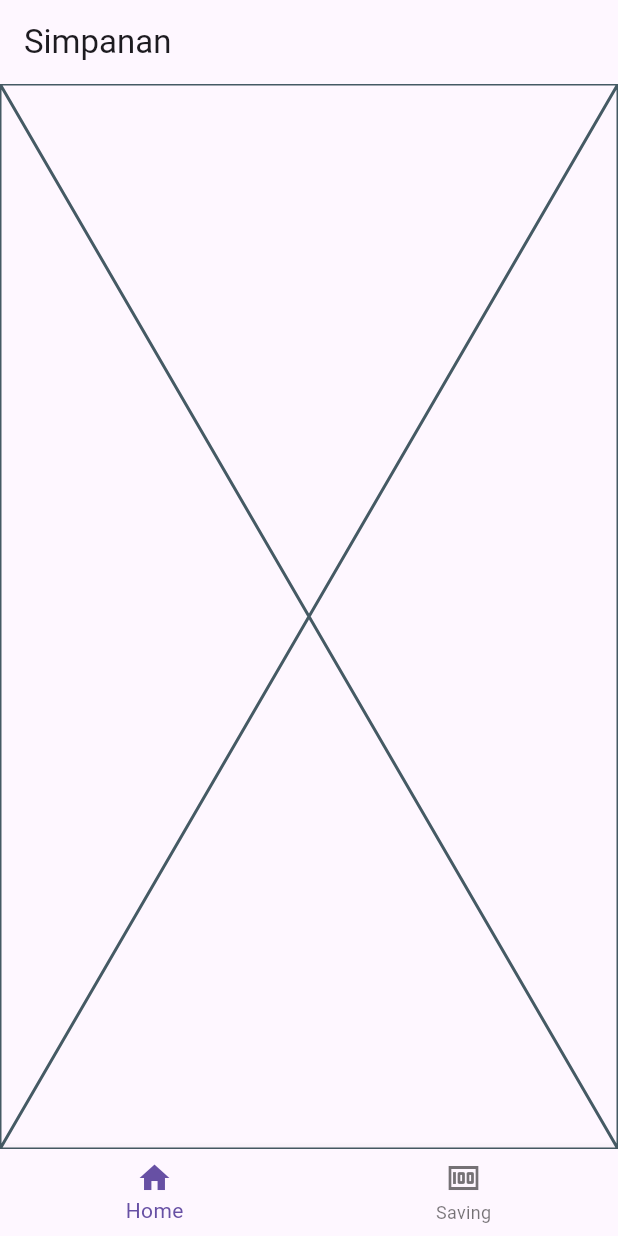
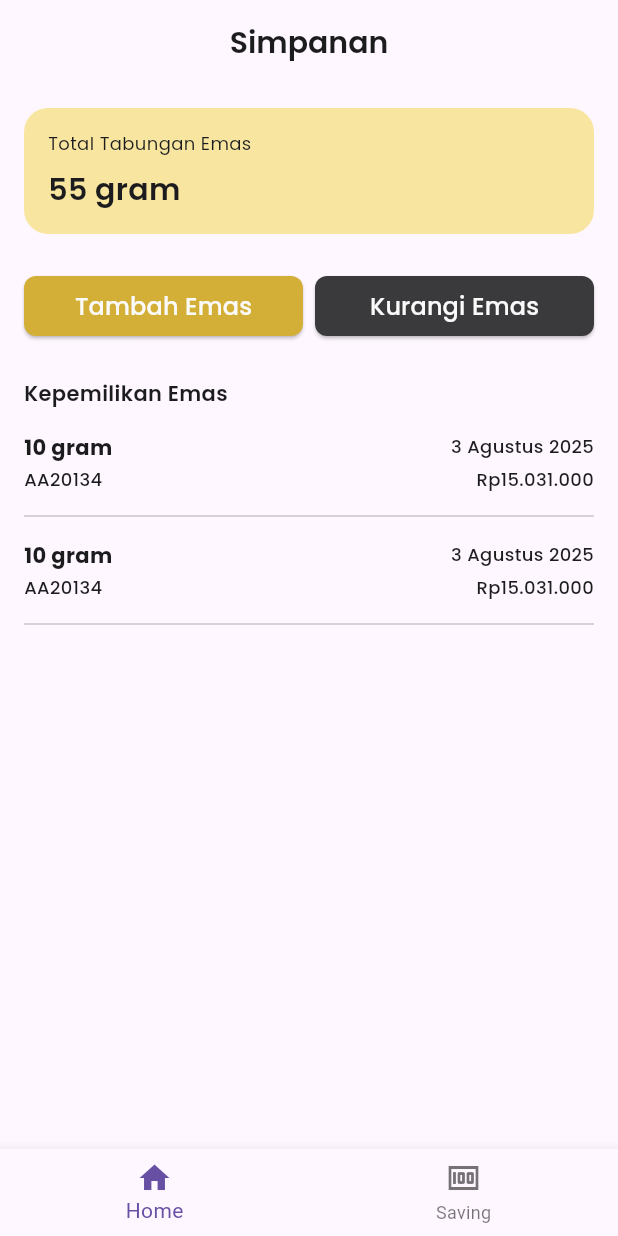
Before and after one commit to yudha-haris/KelolaEmas, a Flutter app: the screen it shows after launch, swiped to page 2, on a phone screen of 412 x 824 dp. Run offline on Flutter 3.47's test engine with Material 3 defaults, Android fonts, the phone set to English and light mode, and no system bars; our stand-ins replace get, google_fonts.

Commit message:
feat(savings): init ui saving page

```diff
--- /dev/null
+++ b/lib/common/ui/components/atoms/primary_card.dart
@@ -0,0 +1,21 @@
+import 'package:flutter/material.dart';
+import 'package:kelola_emas/common/ui/colors/app_colors.dart';
+import 'package:kelola_emas/common/ui/sizing/app_size.dart';
+
+class PrimaryCard extends StatelessWidget {
+  const PrimaryCard({super.key, required this.child});
+
+  final Widget child;
+
+  @override
+  Widget build(BuildContext context) {
+    return Container(
+      padding: EdgeInsets.all(AppSize.s16),
+      decoration: BoxDecoration(
+        color: AppColors.goldPrimaryLight,
+        borderRadius: BorderRadius.circular(AppSize.s16),
+      ),
+      child: child,
+    );
+  }
+}
--- a/lib/common/ui/components/components.dart
+++ b/lib/common/ui/components/components.dart
@@ -1,3 +1,4 @@
 export 'package:kelola_emas/common/ui/components/atoms/spacing_widget.dart';
 export 'package:kelola_emas/common/ui/components/atoms/app_chip.dart';
 export 'package:kelola_emas/common/ui/components/atoms/app_button.dart';
+export 'package:kelola_emas/common/ui/components/atoms/primary_card.dart';
--- a/lib/features/main/presentation/home/screens/home_page.dart
+++ b/lib/features/main/presentation/home/screens/home_page.dart
@@ -22,7 +22,7 @@ class HomePage extends StatelessWidget {
       ),
       children: [
         Text('Halo, Yudha!', style: PrimaryTextStyle.heading20SemiBold()),
-        32.h,
+        24.h,
         SummaryCardWidget(),
         24.h,
         Row(
@@ -32,7 +32,7 @@ class HomePage extends StatelessWidget {
             ),
             8.w,
             Expanded(
-              child: AppButton.secondary(label: 'Hapus Emas', onTap: () {}),
+              child: AppButton.secondary(label: 'Kurangi Emas', onTap: () {}),
             ),
           ],
         ),
--- a/lib/features/main/presentation/home/widgets/summary_card_widget.dart
+++ b/lib/features/main/presentation/home/widgets/summary_card_widget.dart
@@ -1,28 +1,18 @@
 import 'package:flutter/material.dart';
 import 'package:kelola_emas/common/ui/colors/app_colors.dart';
 import 'package:kelola_emas/common/ui/components/components.dart';
-import 'package:kelola_emas/common/ui/sizing/app_size.dart';
 import 'package:kelola_emas/common/ui/typography/primary_text_style.dart';
-
 
 class SummaryCardWidget extends StatelessWidget {
   const SummaryCardWidget({super.key});
 
   @override
   Widget build(BuildContext context) {
-    return Container(
-      padding: EdgeInsets.all(AppSize.s16),
-      decoration: BoxDecoration(
-        color: AppColors.goldPrimaryLight,
-        borderRadius: BorderRadius.circular(AppSize.s16),
-      ),
+    return PrimaryCard(
       child: Column(
         crossAxisAlignment: CrossAxisAlignment.start,
         children: [
-          Text(
-            'Rp38.050.000',
-            style: PrimaryTextStyle.heading20SemiBold(),
-          ),
+          Text('Rp38.050.000', style: PrimaryTextStyle.heading20SemiBold()),
           16.h,
           Text(
             'Kenaikan nilai',
@@ -33,10 +23,7 @@ class SummaryCardWidget extends StatelessWidget {
           8.h,
           Row(
             children: [
-              Text(
-                'Rp8.050.000',
-                style: PrimaryTextStyle.body14SemiBold(),
-              ),
+              Text('Rp8.050.000', style: PrimaryTextStyle.body14SemiBold()),
               6.w,
               AppChip.primary(label: '+27%'),
             ],
--- a/lib/features/main/presentation/main/pages/main_page.dart
+++ b/lib/features/main/presentation/main/pages/main_page.dart
@@ -12,10 +12,12 @@ class MainPage extends GetView<MainController> {
   @override
   Widget build(BuildContext context) {
     return Scaffold(
-      body: PageView(
-        allowImplicitScrolling: false,
-        controller: controller.pageController,
-        children: [HomePage(), SavingPage()],
+      body: SafeArea(
+        child: PageView(
+          allowImplicitScrolling: false,
+          controller: controller.pageController,
+          children: [HomePage(), SavingPage()],
+        ),
       ),
       bottomNavigationBar: Obx(() {
         return BottomNavigationBar(
--- a/lib/features/main/presentation/savings/screens/saving_page.dart
+++ b/lib/features/main/presentation/savings/screens/saving_page.dart
@@ -1,4 +1,8 @@
 import 'package:flutter/material.dart';
+import 'package:kelola_emas/common/ui/components/atoms/primary_card.dart';
+import 'package:kelola_emas/common/ui/components/components.dart';
+import 'package:kelola_emas/common/ui/sizing/app_size.dart';
+import 'package:kelola_emas/common/ui/typography/primary_text_style.dart';
 
 class SavingPage extends StatelessWidget {
   const SavingPage({super.key});
@@ -8,8 +12,76 @@ class SavingPage extends StatelessWidget {
   @override
   Widget build(BuildContext context) {
     return Scaffold(
-      appBar: AppBar(title: Text('Simpanan')),
-      body: Placeholder(),
+      appBar: AppBar(
+        title: Text('Simpanan', style: PrimaryTextStyle.heading20SemiBold()),
+        centerTitle: true,
+      ),
+      body: ListView(
+        padding: EdgeInsets.all(AppSize.s16),
+        children: [
+          PrimaryCard(
+            child: Column(
+              crossAxisAlignment: CrossAxisAlignment.start,
+              children: [
+                Text(
+                  'Total Tabungan Emas',
+                  style: PrimaryTextStyle.caption12Regular(),
+                ),
+                8.h,
+                Text('55 gram', style: PrimaryTextStyle.heading20SemiBold()),
+              ],
+            ),
+          ),
+          24.h,
+          Row(
+            children: [
+              Expanded(
+                child: AppButton.primary(label: 'Tambah Emas', onTap: () {}),
+              ),
+              8.w,
+              Expanded(
+                child: AppButton.secondary(label: 'Kurangi Emas', onTap: () {}),
+              ),
+            ],
+          ),
+          24.h,
+          Text('Kepemilikan Emas', style: PrimaryTextStyle.body14SemiBold()),
+          8.h,
+          const _SavingItemWidget(),
+          const _SavingItemWidget(),
+        ],
+      ),
     );
   }
 }
+
+class _SavingItemWidget extends StatelessWidget {
+  const _SavingItemWidget({super.key});
+
+  @override
+  Widget build(BuildContext context) {
+    return Column(
+      children: [
+        8.h,
+        Row(
+          mainAxisAlignment: MainAxisAlignment.spaceBetween,
+          children: [
+            Text('10 gram', style: PrimaryTextStyle.body14Bold()),
+            Text('3 Agustus 2025', style: PrimaryTextStyle.caption12Medium()),
+
+          ],
+        ),
+        4.h,
+        Row(
+          mainAxisAlignment: MainAxisAlignment.spaceBetween,
+          children: [
+            Text('AA20134', style: PrimaryTextStyle.caption12Medium()),
+            Text('Rp15.031.000', style: PrimaryTextStyle.caption12Medium()),
+          ],
+        ),
+        8.h,
+        Divider(),
+      ],
+    );
+  }
+}
```
